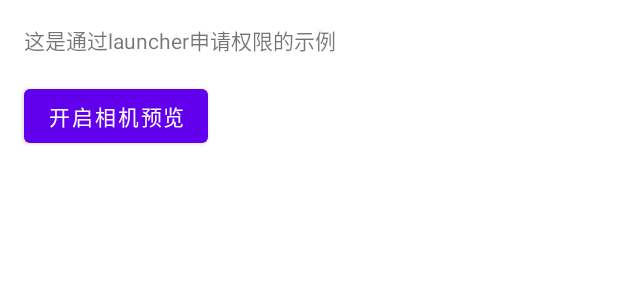
After one commit to JenkingWang/android_kotlin_sample, an Android app: the layout activity_permission_launcher.xml on its own in the app's theme, with its tools: preview values and no code run, on a phone screen of 412 x 824 dp. The commit adds this screen. Shown: the top 300 px of the screen. Run offline under Robolectric (Android 15) with nearby library versions, the phone set to English and light mode, and no system bars.

Commit message:
权限修改-通过Launcher申请权限已完成。

```diff
--- a/app/src/main/AndroidManifest.xml
+++ b/app/src/main/AndroidManifest.xml
@@ -10,12 +10,15 @@
     <uses-permission android:name="android.permission.WRITE_EXTERNAL_STORAGE" />
 
     <application
-        android:allowBackup="true"
+        android:allowBackup="false"
         android:icon="@mipmap/ic_launcher"
         android:label="@string/app_name"
         android:roundIcon="@mipmap/ic_launcher_round"
         android:supportsRtl="true"
         android:theme="@style/Theme.KotlinSample">
+        <activity
+            android:name=".permission.PermissionLauncherActivity"
+            android:exported="false" />
         <activity
             android:name=".permission.PermissionImplementActivity"
             android:exported="false" />
--- a/app/src/main/java/com/example/kotlinsample/permission/PermissionListActivity.kt
+++ b/app/src/main/java/com/example/kotlinsample/permission/PermissionListActivity.kt
@@ -21,10 +21,12 @@ class PermissionListActivity :
     override fun onClick(v: View?) {
         when (v?.id) {
             R.id.btn_permission_implement -> startActivity(Intent(this, PermissionImplementActivity::class.java))
+            R.id.btn_permission_launcher -> startActivity(Intent(this, PermissionLauncherActivity::class.java))
         }
     }
 
     private fun initClickEvent() {
         findViewById<Button>(R.id.btn_permission_implement).setOnClickListener(this)
+        findViewById<Button>(R.id.btn_permission_launcher).setOnClickListener(this)
     }
 }
--- /dev/null
+++ b/app/src/main/res/layout/activity_permission_launcher.xml
@@ -0,0 +1,29 @@
+<?xml version="1.0" encoding="utf-8"?>
+<androidx.constraintlayout.widget.ConstraintLayout xmlns:android="http://schemas.android.com/apk/res/android"
+    xmlns:app="http://schemas.android.com/apk/res-auto"
+    xmlns:tools="http://schemas.android.com/tools"
+    android:id="@+id/lyt_permission_launcher"
+    android:layout_width="match_parent"
+    android:layout_height="match_parent"
+    tools:context=".permission.PermissionLauncherActivity">
+
+    <TextView
+        android:id="@+id/textView2"
+        android:layout_width="wrap_content"
+        android:layout_height="wrap_content"
+        android:layout_marginStart="16dp"
+        android:layout_marginTop="16dp"
+        android:text="@string/permission_launcher_intro"
+        app:layout_constraintStart_toStartOf="parent"
+        app:layout_constraintTop_toTopOf="parent" />
+
+    <Button
+        android:id="@+id/btn_permission_launcher_start_camera"
+        android:layout_width="wrap_content"
+        android:layout_height="wrap_content"
+        android:layout_marginStart="16dp"
+        android:layout_marginTop="16dp"
+        android:text="@string/permission_launcher_button_start_camera"
+        app:layout_constraintStart_toStartOf="parent"
+        app:layout_constraintTop_toBottomOf="@+id/textView2" />
+</androidx.constraintlayout.widget.ConstraintLayout>
--- a/app/src/main/res/values/strings.xml
+++ b/app/src/main/res/values/strings.xml
@@ -18,4 +18,6 @@
     <string name="permission_button_implement_show">继承接口申请权限示例</string>
     <string name="permission_button_launcher_show">Launcher申请权限示例</string>
     <string name="permission_button_multiple_show">申请多个权限示例</string>
+    <string name="permission_launcher_intro">这是通过launcher申请权限的示例</string>
+    <string name="permission_launcher_button_start_camera">开启相机预览</string>
 </resources>
```
Also changed, not shown: app/src/main/java/com/example/kotlinsample/permission/PermissionLauncherActivity.kt (added, +108 -0 lines).
